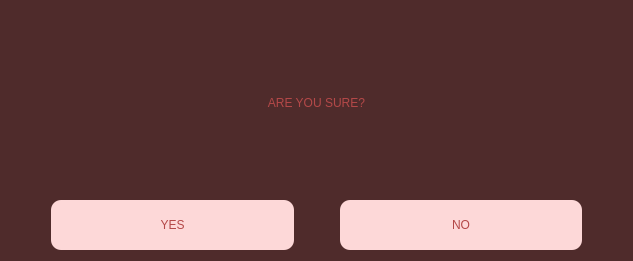
Divljo31/MATFWars, file MATFWars/check.ui: the form before one commit.
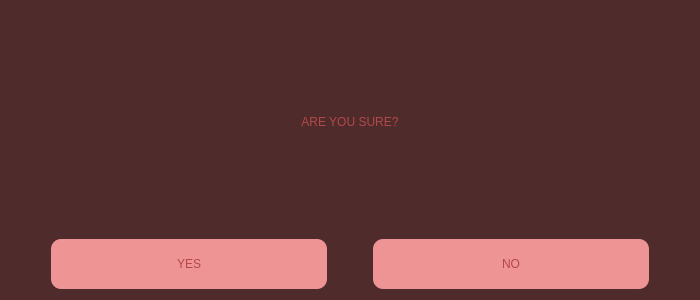
The form after the commit.

Diff of the .ui file:
```diff
--- a/MATFWars/check.ui
+++ b/MATFWars/check.ui
@@ -6,15 +6,29 @@
    <rect>
     <x>0</x>
     <y>0</y>
-    <width>633</width>
-    <height>261</height>
+    <width>700</width>
+    <height>300</height>
    </rect>
   </property>
+  <property name="minimumSize">
+   <size>
+    <width>700</width>
+    <height>300</height>
+   </size>
+  </property>
+  <property name="maximumSize">
+   <size>
+    <width>1000</width>
+    <height>500</height>
+   </size>
+  </property>
   <property name="windowTitle">
    <string>MATFWars</string>
   </property>
   <property name="styleSheet">
-   <string notr="true">background-color: rgb(79, 43, 43);</string>
+   <string notr="true">#Check{
+background-color: rgb(79, 43, 43);
+}</string>
   </property>
   <layout class="QVBoxLayout" name="verticalLayout">
    <item>
@@ -33,6 +47,12 @@
    </item>
    <item>
     <layout class="QHBoxLayout" name="horizontalLayout">
+     <property name="leftMargin">
+      <number>0</number>
+     </property>
+     <property name="topMargin">
+      <number>0</number>
+     </property>
      <item>
       <spacer name="horizontalSpacer">
        <property name="orientation">
@@ -72,7 +92,7 @@
        <property name="styleSheet">
         <string notr="true">color:rgb(180, 72, 72);
 font: 600 25pt &quot;URW Bookman&quot;;
-background-color: rgb(253, 216, 216);
+background-color: rgb(238,148,148);
 border-radius:10px;</string>
        </property>
        <property name="text">
@@ -119,8 +139,7 @@
        <property name="styleSheet">
         <string notr="true">color:rgb(180, 72, 72);
 font: 600 25pt &quot;URW Bookman&quot;;
-
-background-color: rgb(253, 216, 216);
+background-color: rgb(238,148,148);
 border-radius:10px;</string>
        </property>
        <property name="text">
```
